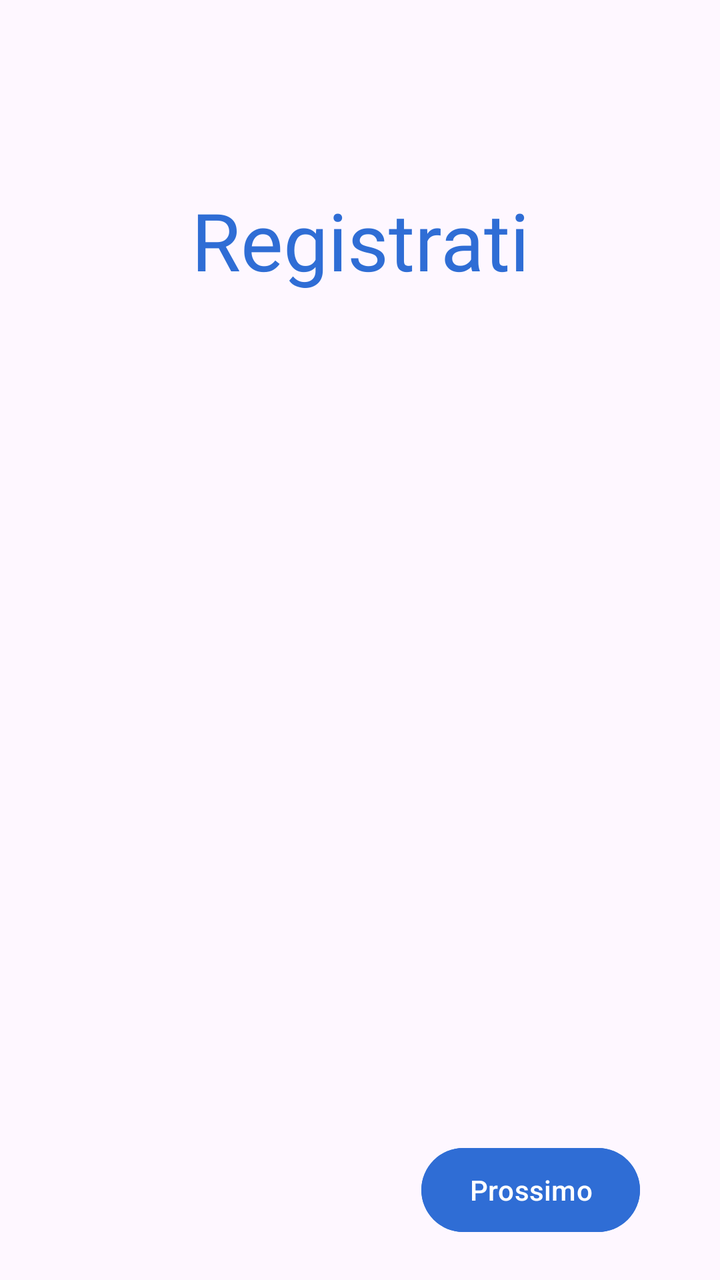
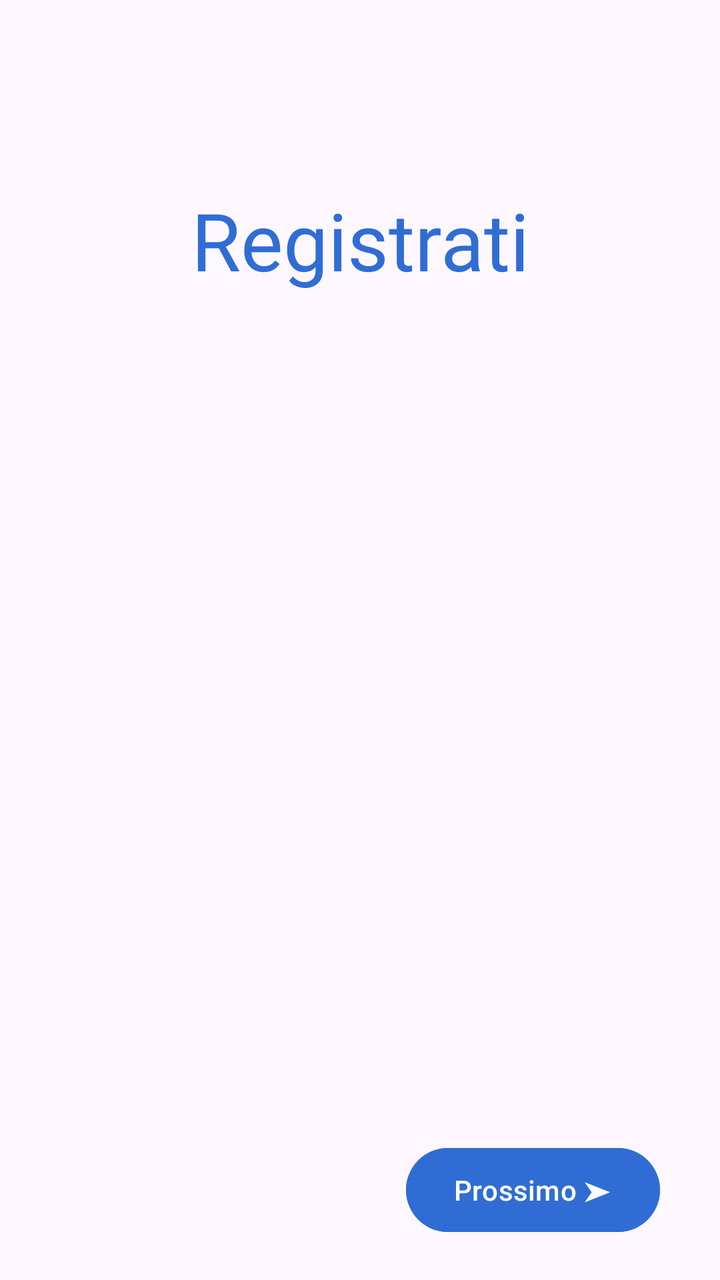

Compare the two renders of this Android layout. The source of the first and the diff that turns it into the second are given below.
<!-- AndroidManifest.xml: application theme Theme.AsilApp -->
<!-- res/layout/signup_fragment.xml -->
<?xml version="1.0" encoding="utf-8"?>
<LinearLayout xmlns:android="http://schemas.android.com/apk/res/android"
    xmlns:app="http://schemas.android.com/apk/res-auto"
    xmlns:tools="http://schemas.android.com/tools"
    android:layout_width="match_parent"
    android:layout_height="match_parent"
    android:orientation="vertical"
    tools:context=".SignupFragment">

    <androidx.constraintlayout.widget.ConstraintLayout
        android:layout_width="match_parent"
        android:layout_height="100dp"
        android:layout_marginTop="70dp">

        <TextView
            android:id="@+id/signupTextView"
            android:layout_width="wrap_content"
            android:layout_height="wrap_content"
            android:fontFamily="@font/titillium_web_bold"
            android:text="Registrati"
            android:textColor="@color/titleColor"
            android:textSize="@dimen/title1FontSize"
            app:layout_constraintBottom_toBottomOf="parent"
            app:layout_constraintEnd_toEndOf="parent"
            app:layout_constraintStart_toStartOf="parent"
            app:layout_constraintTop_toTopOf="parent" />
    </androidx.constraintlayout.widget.ConstraintLayout>

    <FrameLayout
        android:id="@+id/registerSwitchView"
        android:layout_width="match_parent"
        android:layout_height="280dp">

    </FrameLayout>

    <androidx.constraintlayout.widget.ConstraintLayout
        android:layout_width="match_parent"
        android:layout_height="match_parent">

        <Button
            android:id="@+id/nextButton"
            android:layout_width="wrap_content"
            android:layout_height="@dimen/buttonsLoginHeight"
            android:layout_marginRight="40dp"
            android:layout_marginBottom="20dp"
            android:backgroundTint="@color/buttonsColor"
            android:text="@string/nextButton"
            app:layout_constraintBottom_toBottomOf="parent"
            app:layout_constraintRight_toRightOf="parent" />
    </androidx.constraintlayout.widget.ConstraintLayout>


</LinearLayout>
<!-- resources referenced by this layout -->
<resources>
  <color name="buttonsColor">#2f6dd5</color>
  <color name="titleColor">#2f6dd5</color>
  <dimen name="buttonsLoginHeight">50dp</dimen>
  <dimen name="title1FontSize">40dp</dimen>
  <string name="nextButton">Prossimo</string>
  <style name="Theme.AsilApp" parent="Base.Theme.AsilApp" />
  <style name="Base.Theme.AsilApp" parent="Theme.Material3.DayNight.NoActionBar">
          
          
      </style>
</resources>

<!-- the commit's change to res/layout/signup_fragment.xml (unified diff, before → after) -->
@@ -41,7 +41,7 @@
             android:id="@+id/nextButton"
             android:layout_width="wrap_content"
             android:layout_height="@dimen/buttonsLoginHeight"
-            android:layout_marginRight="40dp"
+            android:layout_marginRight="30dp"
             android:layout_marginBottom="20dp"
             android:backgroundTint="@color/buttonsColor"
             android:text="@string/nextButton"
<!-- resource entries referenced after the edit -->
@@ -4,7 +4,7 @@
   <color name="titleColor">#2f6dd5</color>
   <dimen name="buttonsLoginHeight">50dp</dimen>
   <dimen name="title1FontSize">40dp</dimen>
-  <string name="nextButton">Prossimo</string>
+  <string name="nextButton">Prossimo ➤</string>
   <style name="Theme.AsilApp" parent="Base.Theme.AsilApp" />
   <style name="Base.Theme.AsilApp" parent="Theme.Material3.DayNight.NoActionBar">
           
